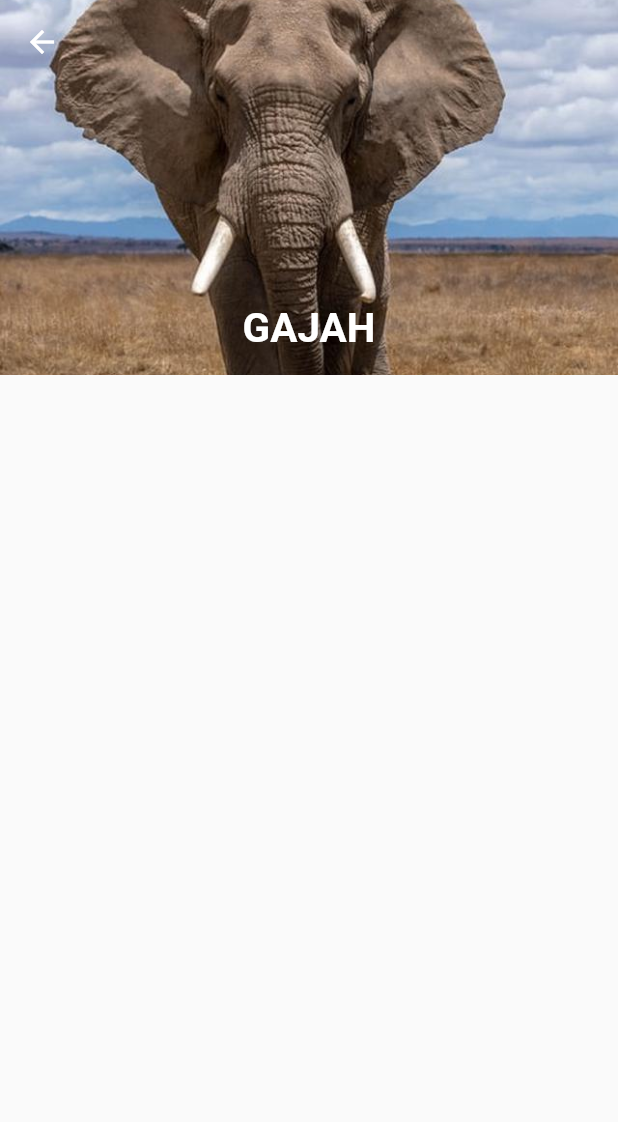
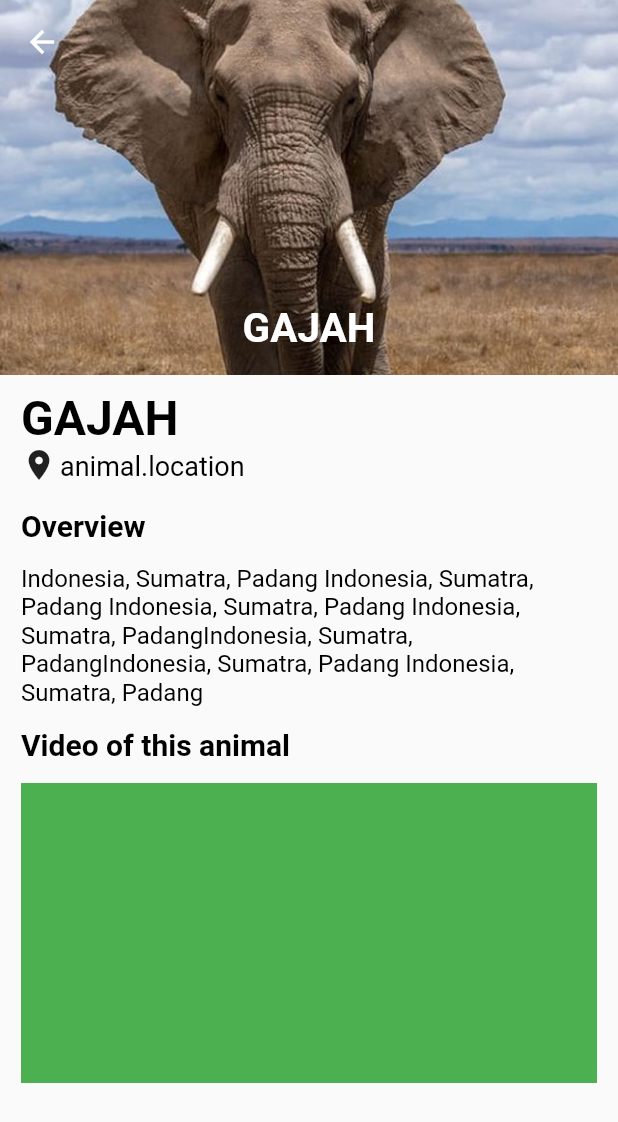
Before and after one commit to AdamAbd/animals_app, a Flutter app: the screen it shows after launch, on a phone screen of 412 x 824 dp. Shown: the top 1122 px of the screen. Run offline on Flutter 3.47's test engine with Material 2 defaults, Android fonts, the phone set to English and light mode, and no system bars.

Commit message:
content of description page

```diff
--- a/lib/pages/descriptionPage.dart
+++ b/lib/pages/descriptionPage.dart
@@ -37,8 +37,78 @@ class _DescriptionPageState extends State<DescriptionPage> {
           ];
         },
         body: Scrollbar(
-          child: Column(
-            children: [],
+          child: Padding(
+            padding: const EdgeInsets.symmetric(horizontal: 14.0),
+            child: SingleChildScrollView(
+              child: Column(
+                crossAxisAlignment: CrossAxisAlignment.start,
+                children: [
+                  SizedBox(height: 10.0),
+                  RichText(
+                    text: TextSpan(
+                      text: "GAJAH\n",
+                      style: TextStyle(
+                        color: Colors.black,
+                        fontWeight: FontWeight.bold,
+                        fontSize: 32.0,
+                      ),
+                      children: [
+                        WidgetSpan(
+                          child: Padding(
+                            padding: const EdgeInsets.only(
+                              bottom: 3.0,
+                              right: 2.0,
+                            ),
+                            child: Icon(Icons.location_on),
+                          ),
+                        ),
+                        TextSpan(
+                          text: "animal.location",
+                          style: TextStyle(
+                            fontWeight: FontWeight.normal,
+                            fontSize: 18.0,
+                          ),
+                        ),
+                      ],
+                    ),
+                  ),
+                  Padding(
+                    padding: const EdgeInsets.symmetric(vertical: 14.0),
+                    child: Text(
+                      "Overview",
+                      style: TextStyle(
+                        color: Colors.black,
+                        fontWeight: FontWeight.bold,
+                        fontSize: 20.0,
+                      ),
+                    ),
+                  ),
+                  Text(
+                    "Indonesia, Sumatra, Padang Indonesia, Sumatra, Padang Indonesia, Sumatra, Padang Indonesia, Sumatra, PadangIndonesia, Sumatra, PadangIndonesia, Sumatra, Padang Indonesia, Sumatra, Padang ",
+                    style: TextStyle(
+                      color: Colors.black,
+                      fontSize: 16.0,
+                    ),
+                  ),
+                  Padding(
+                    padding: const EdgeInsets.symmetric(vertical: 14.0),
+                    child: Text(
+                      "Video of this animal",
+                      style: TextStyle(
+                        color: Colors.black,
+                        fontWeight: FontWeight.bold,
+                        fontSize: 20.0,
+                      ),
+                    ),
+                  ),
+                  Container(
+                    width: double.infinity,
+                    height: 200.0,
+                    color: Colors.green,
+                  ),
+                ],
+              ),
+            ),
           ),
         ),
       ),
```
